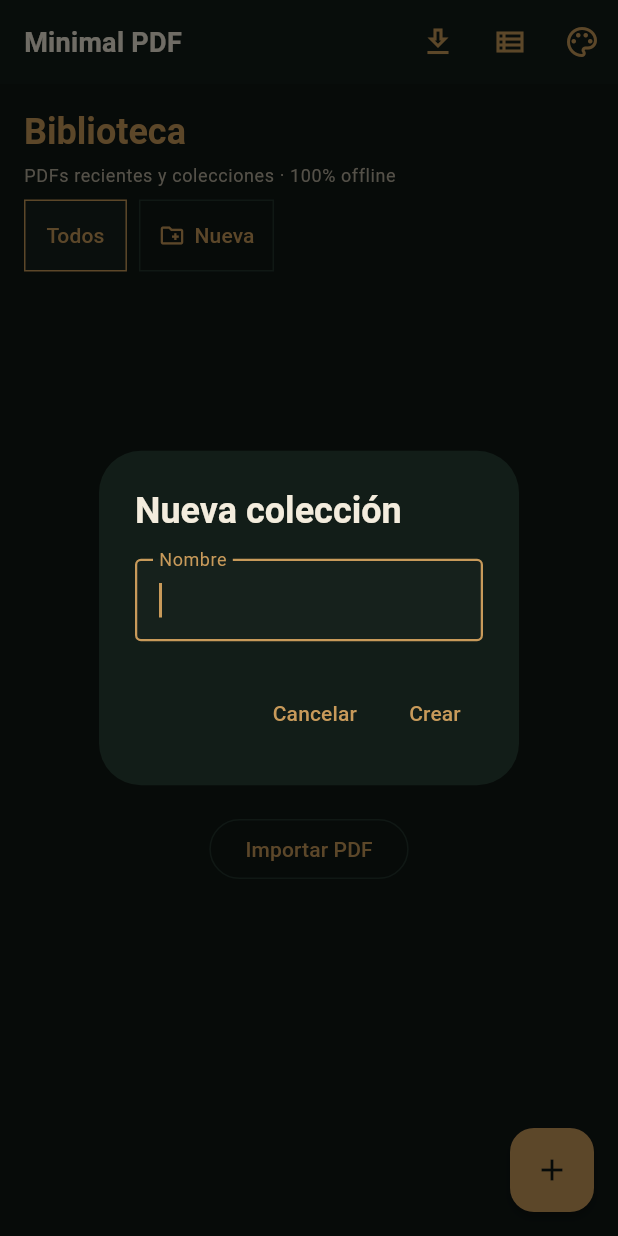
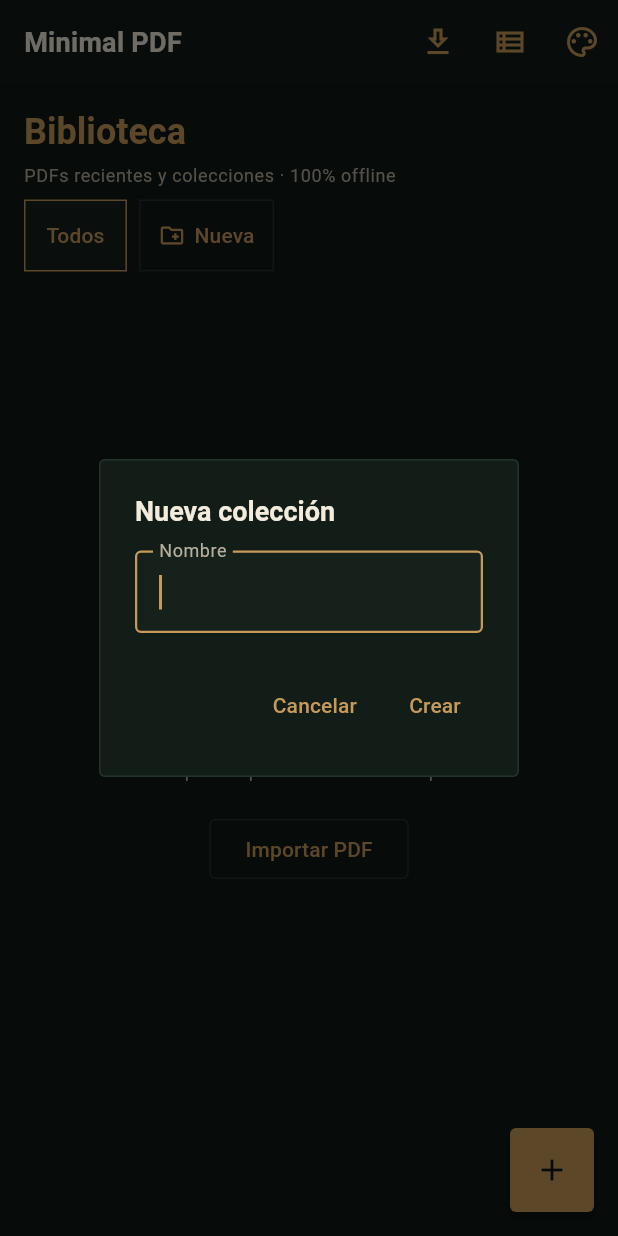
Before and after one commit to gabrielperezibacache/minimapdf, a Flutter app: the screen it shows after launch, after a tap on "Nueva", on a phone screen of 412 x 824 dp. Run offline on Flutter 3.47's test engine with Material 3 defaults, Android fonts, the phone set to English and light mode, and no system bars; our stand-ins replace file_picker, sqflite, sqflite_common_ffi; missing offline and left inert: flutter_downloader, flutter_inappwebview, pdfx; accounts and stored records are empty.

Commit message:
Unify Hermes visual style across Android and iOS
Route all UI accents through HermesColors, expand AppTheme component
tokens (radii, spacing, buttons, sheets, system UI), and align native
splash/status bars on both platforms with Obsidian #0F1714.

Co-authored-by: gabrielperezibacache <gabrielperezibacache@users.noreply.github.com>

```diff
--- /dev/null
+++ b/lib/core/theme/app_radii.dart
@@ -0,0 +1,13 @@
+import 'package:flutter/material.dart';
+
+/// Radios Hermes: técnico, de bajo radio (sin pastillas).
+abstract final class AppRadii {
+  static const double none = 0;
+  static const double sm = 4;
+  static const double md = 8;
+
+  static const BorderRadius smAll = BorderRadius.all(Radius.circular(sm));
+  static const BorderRadius sheetTop = BorderRadius.vertical(
+    top: Radius.circular(sm),
+  );
+}
--- a/lib/core/theme/app_theme.dart
+++ b/lib/core/theme/app_theme.dart
@@ -2,9 +2,13 @@ import 'package:flutter/material.dart';
 import 'package:flutter/services.dart';
 
 import 'app_colors.dart';
+import 'app_radii.dart';
 import 'app_theme_option.dart';
 
 /// Construye [ThemeData] para cada opción de la paleta Hermes Obsidian.
+///
+/// Misma apariencia en Android e iOS: Material 3 + tokens Hermes
+/// (colores, radios, tipografía y componentes).
 abstract final class AppTheme {
   static ThemeData of(AppThemeOption option) => switch (option) {
         AppThemeOption.light => light,
@@ -21,6 +25,7 @@ abstract final class AppTheme {
         textMuted: AppColors.lightTextMuted,
         border: AppColors.lightBorder,
         accent: AppColors.lightAccent,
+        onAccent: Colors.white,
       );
 
   static ThemeData get sepia => _build(
@@ -32,6 +37,7 @@ abstract final class AppTheme {
         textMuted: AppColors.sepiaTextMuted,
         border: AppColors.sepiaBorder,
         accent: AppColors.sepiaAccent,
+        onAccent: Colors.white,
       );
 
   static ThemeData get obsidian => _build(
@@ -43,6 +49,7 @@ abstract final class AppTheme {
         textMuted: AppColors.obsidianTextMuted,
         border: AppColors.obsidianBorder,
         accent: AppColors.obsidianAccent,
+        onAccent: AppColors.obsidianBackground,
       );
 
   static ThemeData _build({
@@ -54,22 +61,31 @@ abstract final class AppTheme {
     required Color textMuted,
     required Color border,
     required Color accent,
+    required Color onAccent,
   }) {
     final colorScheme = ColorScheme(
       brightness: brightness,
       primary: accent,
-      onPrimary: brightness == Brightness.dark
-          ? AppColors.obsidianBackground
-          : Colors.white,
+      onPrimary: onAccent,
       secondary: accent,
-      onSecondary: brightness == Brightness.dark
-          ? AppColors.obsidianBackground
-          : Colors.white,
+      onSecondary: onAccent,
       surface: surface,
       onSurface: text,
       error: const Color(0xFFCF6679),
       onError: Colors.white,
       outline: border,
+    );
+
+    final systemOverlay = SystemUiOverlayStyle(
+      statusBarColor: Colors.transparent,
+      statusBarIconBrightness:
+          brightness == Brightness.dark ? Brightness.light : Brightness.dark,
+      statusBarBrightness:
+          brightness == Brightness.dark ? Brightness.dark : Brightness.light,
+      systemNavigationBarColor: background,
+      systemNavigationBarIconBrightness:
+          brightness == Brightness.dark ? Brightness.light : Brightness.dark,
+      systemNavigationBarDividerColor: border,
     );
 
     final base = ThemeData(
@@ -80,6 +96,8 @@ abstract final class AppTheme {
       canvasColor: background,
       dividerColor: border,
       cardColor: panel,
+      visualDensity: VisualDensity.standard,
+      materialTapTargetSize: MaterialTapTargetSize.padded,
     );
 
     return base.copyWith(
@@ -88,30 +106,96 @@ abstract final class AppTheme {
         scrolledUnderElevation: 0,
         backgroundColor: panel,
         foregroundColor: text,
-        systemOverlayStyle: brightness == Brightness.dark
-            ? SystemUiOverlayStyle.light
-            : SystemUiOverlayStyle.dark,
+        surfaceTintColor: Colors.transparent,
+        systemOverlayStyle: systemOverlay,
         titleTextStyle: TextStyle(
           color: text,
           fontSize: 18,
           fontWeight: FontWeight.w600,
           letterSpacing: 0.2,
         ),
+        iconTheme: IconThemeData(color: textMuted),
+        actionsIconTheme: IconThemeData(color: textMuted),
       ),
       cardTheme: CardThemeData(
         color: panel,
         elevation: 0,
+        surfaceTintColor: Colors.transparent,
         shape: RoundedRectangleBorder(
-          borderRadius: BorderRadius.circular(4),
+          borderRadius: AppRadii.smAll,
           side: BorderSide(color: border, width: 1),
         ),
       ),
       floatingActionButtonTheme: FloatingActionButtonThemeData(
         backgroundColor: accent,
-        foregroundColor: brightness == Brightness.dark
-            ? AppColors.obsidianBackground
-            : Colors.white,
+        foregroundColor: onAccent,
         elevation: 2,
+        shape: RoundedRectangleBorder(borderRadius: AppRadii.smAll),
+      ),
+      filledButtonTheme: FilledButtonThemeData(
+        style: FilledButton.styleFrom(
+          backgroundColor: accent,
+          foregroundColor: onAccent,
+          shape: RoundedRectangleBorder(borderRadius: AppRadii.smAll),
+        ),
+      ),
+      outlinedButtonTheme: OutlinedButtonThemeData(
+        style: OutlinedButton.styleFrom(
+          foregroundColor: text,
+          side: BorderSide(color: border),
+          shape: RoundedRectangleBorder(borderRadius: AppRadii.smAll),
+        ),
+      ),
+      textButtonTheme: TextButtonThemeData(
+        style: TextButton.styleFrom(foregroundColor: accent),
+      ),
+      bottomSheetTheme: BottomSheetThemeData(
+        backgroundColor: panel,
+        surfaceTintColor: Colors.transparent,
+        modalBackgroundColor: panel,
+        shape: const RoundedRectangleBorder(borderRadius: AppRadii.sheetTop),
+        showDragHandle: false,
+      ),
+      dialogTheme: DialogThemeData(
+        backgroundColor: panel,
+        surfaceTintColor: Colors.transparent,
+        shape: RoundedRectangleBorder(
+          borderRadius: AppRadii.smAll,
+          side: BorderSide(color: border, width: 1),
+        ),
+        titleTextStyle: TextStyle(
+          color: text,
+          fontSize: 18,
+          fontWeight: FontWeight.w600,
+        ),
+        contentTextStyle: TextStyle(color: text, height: 1.45),
+      ),
+      tabBarTheme: TabBarThemeData(
+        labelColor: accent,
+        unselectedLabelColor: textMuted,
+        indicatorColor: accent,
+        dividerColor: border,
+        indicatorSize: TabBarIndicatorSize.tab,
+      ),
+      listTileTheme: ListTileThemeData(
+        iconColor: accent,
+        textColor: text,
+        selectedColor: accent,
+        selectedTileColor: surface,
+      ),
+      progressIndicatorTheme: ProgressIndicatorThemeData(
+        color: accent,
+        linearTrackColor: border,
+        circularTrackColor: border,
+      ),
+      popupMenuTheme: PopupMenuThemeData(
+        color: panel,
+        surfaceTintColor: Colors.transparent,
+        shape: RoundedRectangleBorder(
+          borderRadius: AppRadii.smAll,
+          side: BorderSide(color: border),
+        ),
+        textStyle: TextStyle(color: text),
       ),
       dividerTheme: DividerThemeData(color: border, thickness: 1, space: 1),
       iconTheme: IconThemeData(color: textMuted),
@@ -121,16 +205,17 @@ abstract final class AppTheme {
         filled: true,
         fillColor: surface,
         hintStyle: TextStyle(color: textMuted),
+        labelStyle: TextStyle(color: textMuted),
         border: OutlineInputBorder(
-          borderRadius: BorderRadius.circular(4),
+          borderRadius: AppRadii.smAll,
           borderSide: BorderSide(color: border),
         ),
         enabledBorder: OutlineInputBorder(
-          borderRadius: BorderRadius.circular(4),
+          borderRadius: AppRadii.smAll,
           borderSide: BorderSide(color: border),
         ),
         focusedBorder: OutlineInputBorder(
-          borderRadius: BorderRadius.circular(4),
+          borderRadius: AppRadii.smAll,
           borderSide: BorderSide(color: accent, width: 1.5),
         ),
       ),
@@ -138,6 +223,11 @@ abstract final class AppTheme {
         backgroundColor: panel,
         contentTextStyle: TextStyle(color: text),
         actionTextColor: accent,
+        behavior: SnackBarBehavior.floating,
+        shape: RoundedRectangleBorder(
+          borderRadius: AppRadii.smAll,
+          side: BorderSide(color: border),
+        ),
       ),
       extensions: <ThemeExtension<dynamic>>[
         HermesColors(
@@ -148,6 +238,7 @@ abstract final class AppTheme {
           textMuted: textMuted,
           border: border,
           accent: accent,
+          onAccent: onAccent,
         ),
       ],
     );
@@ -172,6 +263,12 @@ abstract final class AppTheme {
       labelSmall: TextStyle(color: muted),
     );
   }
+
+  /// Estilo de barra de estado/navegación alineado con el tema activo.
+  static SystemUiOverlayStyle systemUiFor(AppThemeOption option) {
+    final theme = of(option);
+    return theme.appBarTheme.systemOverlayStyle ?? SystemUiOverlayStyle.dark;
+  }
 }
 
 /// Colores semánticos Hermes accesibles vía `Theme.of(context).extension`.
@@ -185,6 +282,7 @@ class HermesColors extends ThemeExtension<HermesColors> {
     required this.textMuted,
     required this.border,
     required this.accent,
+    required this.onAccent,
   });
 
   final Color background;
@@ -194,6 +292,7 @@ class HermesColors extends ThemeExtension<HermesColors> {
   final Color textMuted;
   final Color border;
   final Color accent;
+  final Color onAccent;
 
   static HermesColors of(BuildContext context) {
     final ext = Theme.of(context).extension<HermesColors>();
@@ -210,6 +309,7 @@ class HermesColors extends ThemeExtension<HermesColors> {
     Color? textMuted,
     Color? border,
     Color? accent,
+    Color? onAccent,
   }) {
     return HermesColors(
       background: background ?? this.background,
@@ -219,6 +319,7 @@ class HermesColors extends ThemeExtension<HermesColors> {
       textMuted: textMuted ?? this.textMuted,
       border: border ?? this.border,
       accent: accent ?? this.accent,
+      onAccent: onAccent ?? this.onAccent,
     );
   }
 
@@ -233,6 +334,7 @@ class HermesColors extends ThemeExtension<HermesColors> {
       textMuted: Color.lerp(textMuted, other.textMuted, t)!,
       border: Color.lerp(border, other.border, t)!,
       accent: Color.lerp(accent, other.accent, t)!,
+      onAccent: Color.lerp(onAccent, other.onAccent, t)!,
     );
   }
 }
--- a/lib/main.dart
+++ b/lib/main.dart
@@ -2,6 +2,7 @@ import 'dart:io';
 
 import 'package:flutter/foundation.dart';
 import 'package:flutter/material.dart';
+import 'package:flutter/services.dart';
 import 'package:provider/provider.dart';
 import 'package:sqflite_common_ffi/sqflite_ffi.dart';
 
@@ -95,12 +96,26 @@ class _MinimalPdfRoot extends StatelessWidget {
   @override
   Widget build(BuildContext context) {
     final themeOption = context.watch<ThemeProvider>().option;
+    final theme = AppTheme.of(themeOption);
+    final overlay = AppTheme.systemUiFor(themeOption);
 
-    return MaterialApp(
-      title: AppConstants.appName,
-      debugShowCheckedModeBanner: false,
-      theme: AppTheme.of(themeOption),
-      home: const LibraryScreen(),
+    return AnnotatedRegion<SystemUiOverlayStyle>(
+      value: overlay,
+      child: MaterialApp(
+        title: AppConstants.appName,
+        debugShowCheckedModeBanner: false,
+        theme: theme,
+        // Misma tipografía/escala en Android e iOS (sin adaptaciones Cupertino).
+        builder: (context, child) {
+          return MediaQuery(
+            data: MediaQuery.of(context).copyWith(
+              boldText: false,
+            ),
+            child: child ?? const SizedBox.shrink(),
+          );
+        },
+        home: const LibraryScreen(),
+      ),
     );
   }
 }
```
Also changed, not shown: lib/core/theme/app_spacing.dart (added, +10 -0 lines), lib/presentation/downloader/downloader_screen.dart (+20 -19 lines), lib/presentation/library/widgets/metadata_edit_sheet.dart (+15 -18 lines), lib/presentation/reader/reader_screen.dart (+6 -7 lines), lib/presentation/reader/widgets/floating_page_note.dart (+4 -5 lines), lib/presentation/reader/widgets/note_edit_sheet.dart (+14 -18 lines), lib/presentation/reader/widgets/reader_sidebar.dart (+9 -14 lines), 9 other files.
